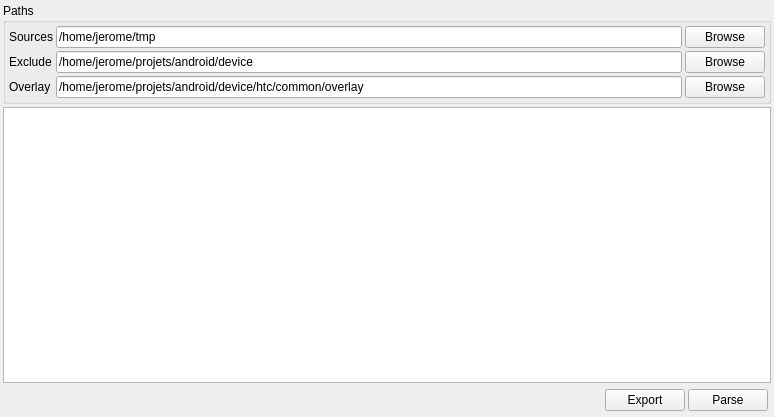
First picture: the form in mainwindow.ui, repository jerl1/AndroidStrings, before the edit.
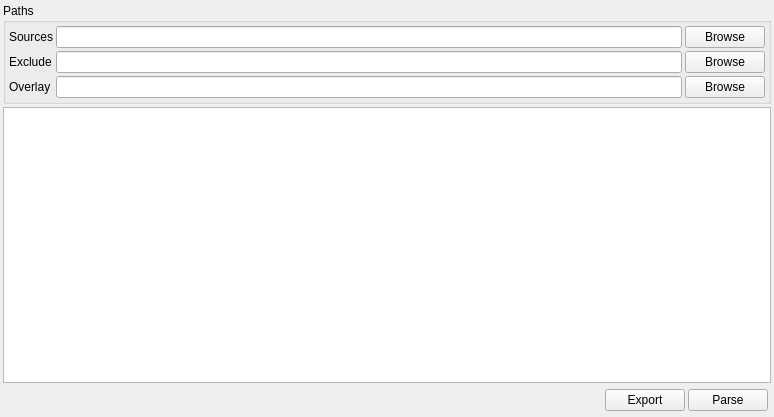
Second picture: the form after the edit.

Commit message: Add Overide feature

The edit to the form file:
```diff
--- a/mainwindow.ui
+++ b/mainwindow.ui
@@ -52,11 +52,7 @@
         <number>3</number>
        </property>
        <item row="1" column="2">
-        <widget class="QLineEdit" name="excludeLine">
-         <property name="text">
-          <string>/home/jerome/projets/android/device</string>
-         </property>
-        </widget>
+        <widget class="QLineEdit" name="excludeLine"/>
        </item>
        <item row="2" column="0">
         <widget class="QLabel" name="label_3">
@@ -94,11 +90,7 @@
         </widget>
        </item>
        <item row="2" column="2">
-        <widget class="QLineEdit" name="overlayLine">
-         <property name="text">
-          <string>/home/jerome/projets/android/device/htc/common/overlay</string>
-         </property>
-        </widget>
+        <widget class="QLineEdit" name="overlayLine"/>
        </item>
        <item row="1" column="3">
         <widget class="QPushButton" name="excludeButton">
@@ -108,11 +100,7 @@
         </widget>
        </item>
        <item row="0" column="2">
-        <widget class="QLineEdit" name="sourceLine">
-         <property name="text">
-          <string>/home/jerome/tmp</string>
-         </property>
-        </widget>
+        <widget class="QLineEdit" name="sourceLine"/>
        </item>
       </layout>
      </widget>
```
Left out of the diff: 11 changed lines with no effect on the pictures. The commit also changes 2 other files.
